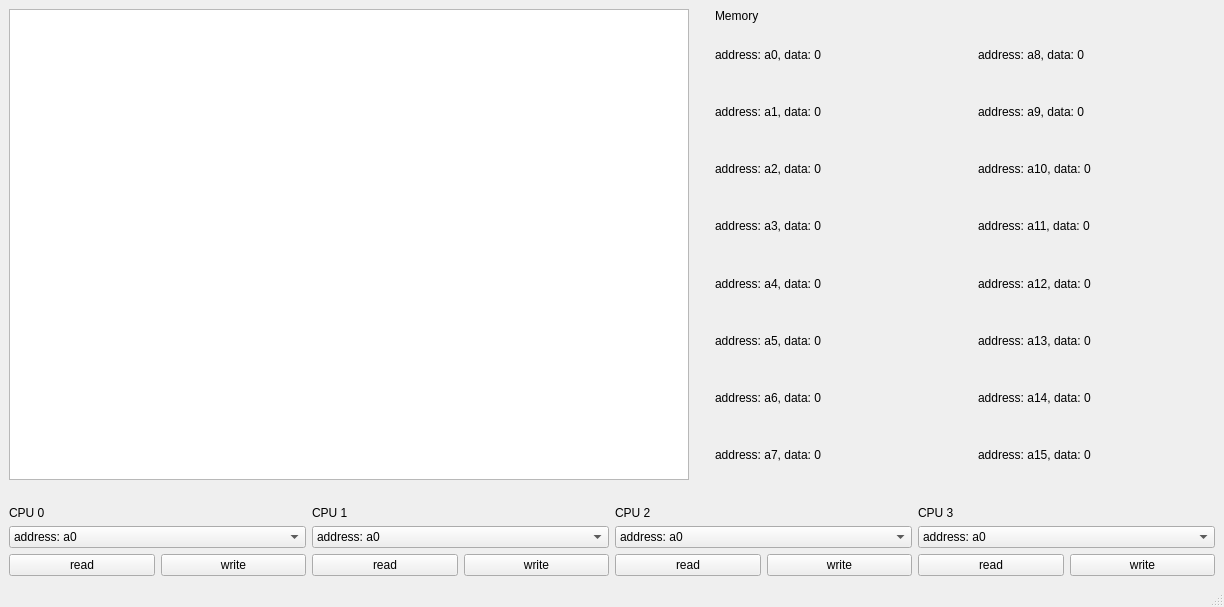
tutibase/Multiprocessor-system, file MainWindow/mainwindow.ui: the form before one commit.
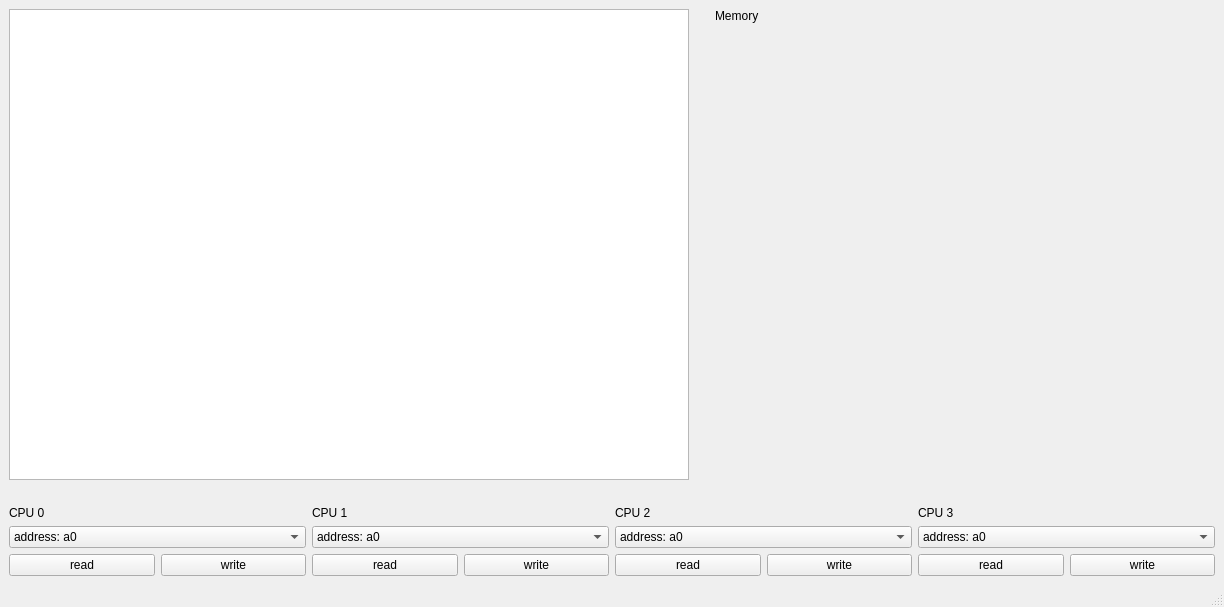
The form after the commit.

Commit message: refactor: delete labels from ui, add vector of labels

Diff of the .ui file:
```diff
--- a/MainWindow/mainwindow.ui
+++ b/MainWindow/mainwindow.ui
@@ -45,64 +45,7 @@
         <item>
          <layout class="QHBoxLayout" name="horizontalLayout_6">
           <item>
-           <layout class="QVBoxLayout" name="verticalLayout_5">
-            <item>
-             <widget class="QLabel" name="memory_0">
-              <property name="text">
-               <string>address: a0, data: 0</string>
-              </property>
-             </widget>
-            </item>
-            <item>
-             <widget class="QLabel" name="memory_1">
-              <property name="text">
-               <string>address: a1, data: 0</string>
-              </property>
-             </widget>
-            </item>
-            <item>
-             <widget class="QLabel" name="memory_2">
-              <property name="text">
-               <string>address: a2, data: 0</string>
-              </property>
-             </widget>
-            </item>
-            <item>
-             <widget class="QLabel" name="memory_3">
-              <property name="text">
-               <string>address: a3, data: 0</string>
-              </property>
-             </widget>
-            </item>
-            <item>
-             <widget class="QLabel" name="memory_4">
-              <property name="text">
-               <string>address: a4, data: 0</string>
-              </property>
-             </widget>
-            </item>
-            <item>
-             <widget class="QLabel" name="memory_5">
-              <property name="text">
-               <string>address: a5, data: 0</string>
-              </property>
-             </widget>
-            </item>
-            <item>
-             <widget class="QLabel" name="memory_6">
-              <property name="text">
-               <string>address: a6, data: 0</string>
-              </property>
-             </widget>
-            </item>
-            <item>
-             <widget class="QLabel" name="memory_7">
-              <property name="text">
-               <string>address: a7, data: 0</string>
-              </property>
-             </widget>
-            </item>
-           </layout>
+           <layout class="QVBoxLayout" name="verticalLayout_5"/>
           </item>
           <item>
            <spacer name="verticalSpacer">
@@ -118,64 +61,7 @@
            </spacer>
           </item>
           <item>
-           <layout class="QVBoxLayout" name="verticalLayout_6">
-            <item>
-             <widget class="QLabel" name="memory_8">
-              <property name="text">
-               <string>address: a8, data: 0</string>
-              </property>
-             </widget>
-            </item>
-            <item>
-             <widget class="QLabel" name="memory_9">
-              <property name="text">
-               <string>address: a9, data: 0</string>
-              </property>
-             </widget>
-            </item>
-            <item>
-             <widget class="QLabel" name="memory_10">
-              <property name="text">
-               <string>address: a10, data: 0</string>
-              </property>
-             </widget>
-            </item>
-            <item>
-             <widget class="QLabel" name="memory_11">
-              <property name="text">
-               <string>address: a11, data: 0</string>
-              </property>
-             </widget>
-            </item>
-            <item>
-             <widget class="QLabel" name="memory_12">
-              <property name="text">
-               <string>address: a12, data: 0</string>
-              </property>
-             </widget>
-            </item>
-            <item>
-             <widget class="QLabel" name="memory_13">
-              <property name="text">
-               <string>address: a13, data: 0</string>
-              </property>
-             </widget>
-            </item>
-            <item>
-             <widget class="QLabel" name="memory_14">
-              <property name="text">
-               <string>address: a14, data: 0</string>
-              </property>
-             </widget>
-            </item>
-            <item>
-             <widget class="QLabel" name="memory_15">
-              <property name="text">
-               <string>address: a15, data: 0</string>
-              </property>
-             </widget>
-            </item>
-           </layout>
+           <layout class="QVBoxLayout" name="verticalLayout_6"/>
           </item>
          </layout>
         </item>
```
The commit also changes 2 other files.
